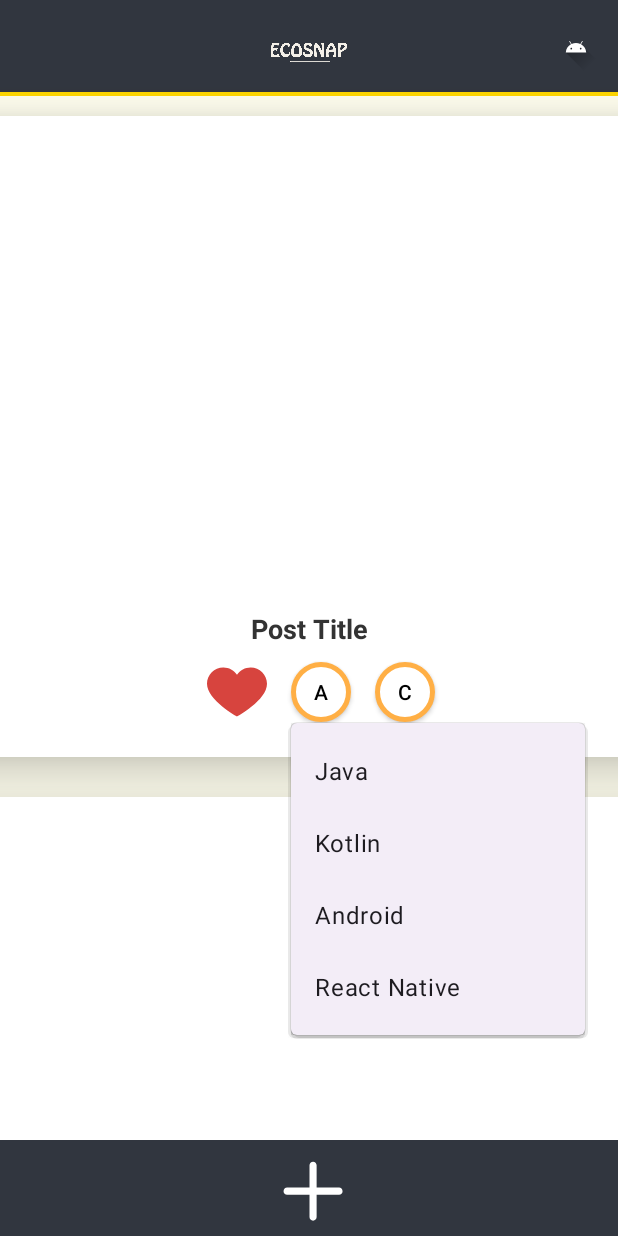
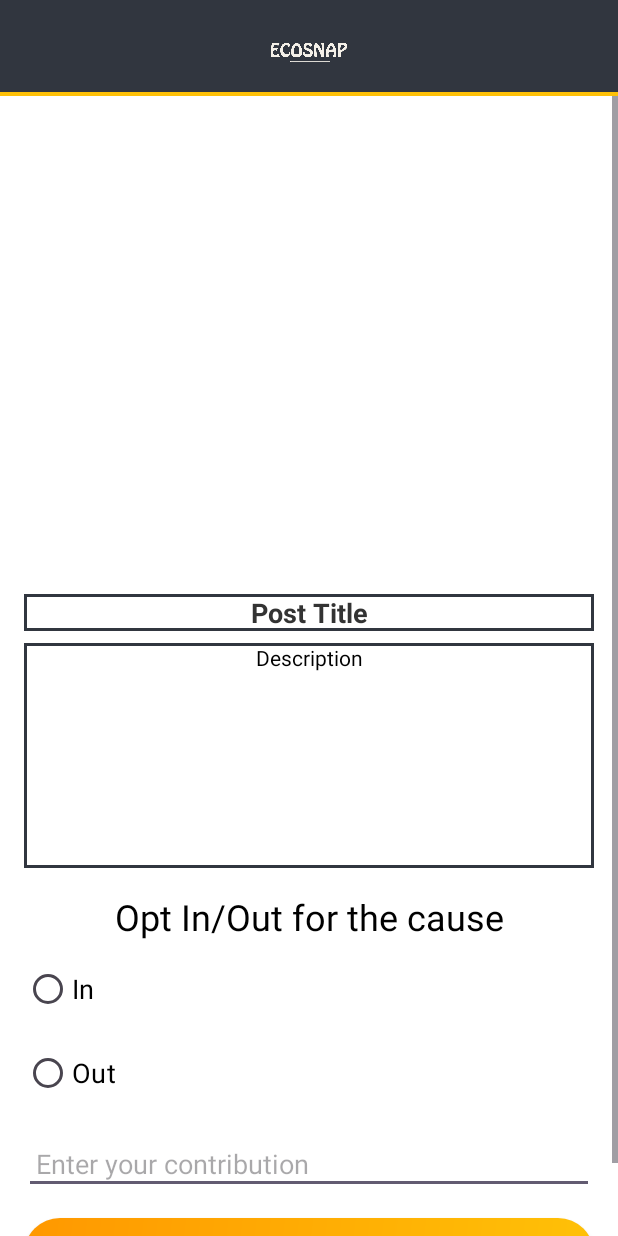
Before and after one commit to YashaswiNayak/EcoSnap, an Android app: the screen it shows after launch (MainActivity before the commit, Participate after it), after a tap on an icon or button, on a phone screen of 412 x 824 dp. Run offline under Robolectric (Android 15) with nearby library versions, the phone set to English and light mode, and no system bars; 1 other tap on this screen came first.

Commit message:
added new features

```diff
--- a/app/src/main/java/com/example/ecosnap/MainActivity.kt
+++ b/app/src/main/java/com/example/ecosnap/MainActivity.kt
@@ -1,5 +1,6 @@
 package com.example.ecosnap
 
+import android.content.Intent
 import android.os.Bundle
 import android.view.Gravity
 import android.view.Menu
@@ -25,7 +26,7 @@ class MainActivity : AppCompatActivity() {
             insets
         }
         val topToolbar = findViewById<Toolbar>(R.id.topToolbar)
-//        val bottomToolbar=findViewById<Toolbar>(R.id.bottomToolbar)
+        val newPost=findViewById<ImageButton>(R.id.newPost)
         val container:LinearLayout=findViewById(R.id.main)
         setSupportActionBar(topToolbar)
 
@@ -59,21 +60,19 @@ class MainActivity : AppCompatActivity() {
             }
             val actionButton=postLayout.findViewById<Button>(R.id.actionButton)
             actionButton.setOnClickListener {
-                val popupMenu = PopupMenu(this@MainActivity, actionButton)
-
-                // Inflating popup menu from popup_menu.xml file
-                popupMenu.menuInflater.inflate(R.menu.action_options, popupMenu.menu)
-                popupMenu.setOnMenuItemClickListener { menuItem ->
-                    // Toast message on menu item clicked
-                    Toast.makeText(this@MainActivity, "You Clicked " + menuItem.title, Toast.LENGTH_SHORT).show()
-                    true
-                }
-                // Showing the popup menu
-                popupMenu.show()
+                val participate = Intent(this, Participate::class.java)
+                startActivity(participate)
             }
 
             container.addView(postLayout)
         }
+        newPost.setOnClickListener{
+            val postCreation=Intent(this,PostCreation::class.java).apply {
+
+            }
+            startActivity(postCreation)
+        }
+
     }
 
     override fun onCreateOptionsMenu(menu: Menu?): Boolean {
--- /dev/null
+++ b/app/src/main/java/com/example/ecosnap/Participate.kt
@@ -0,0 +1,20 @@
+package com.example.ecosnap
+
+import android.os.Bundle
+import androidx.activity.enableEdgeToEdge
+import androidx.appcompat.app.AppCompatActivity
+import androidx.core.view.ViewCompat
+import androidx.core.view.WindowInsetsCompat
+
+class Participate:AppCompatActivity() {
+    override fun onCreate(savedInstanceState: Bundle?) {
+        super.onCreate(savedInstanceState)
+        enableEdgeToEdge()
+        setContentView(R.layout.participate)
+        ViewCompat.setOnApplyWindowInsetsListener(findViewById(R.id.participate)) { v, insets ->
+            val systemBars = insets.getInsets(WindowInsetsCompat.Type.systemBars())
+            v.setPadding(systemBars.left, systemBars.top, systemBars.right, systemBars.bottom)
+            insets
+        }
+    }
+}
--- /dev/null
+++ b/app/src/main/res/drawable/create_post_button_design.xml
@@ -0,0 +1,15 @@
+<?xml version="1.0" encoding="utf-8"?>
+<layer-list xmlns:android="http://schemas.android.com/apk/res/android">
+
+    <item>
+        <shape android:shape="rectangle">
+            <gradient
+                android:angle="135"
+                android:startColor="#FFC107"
+                android:endColor="#FF9800"
+                android:type="linear" />
+            <corners android:radius="24dp" />
+        </shape>
+
+    </item>
+</layer-list>
--- /dev/null
+++ b/app/src/main/res/drawable/edittext_border.xml
@@ -0,0 +1,8 @@
+<?xml version="1.0" encoding="utf-8"?>
+<shape xmlns:android="http://schemas.android.com/apk/res/android"
+    android:shape="rectangle">
+    <solid android:color="#FFFFFF" /> <!-- Background color of the EditText -->
+    <stroke
+        android:width="2dp" android:color="@color/light_black" />
+    <corners android:radius="0dp" /> <!-- Corner radius of the border -->
+</shape>
--- a/app/src/main/res/drawable/post_plus.xml
+++ b/app/src/main/res/drawable/post_plus.xml
@@ -1,6 +1,6 @@
 <vector
-    android:width="70dp"
-    android:height="70dp"
+    android:width="50dp"
+    android:height="50dp"
     android:viewportWidth="412.735"
     android:viewportHeight="412.735"
     xmlns:android="http://schemas.android.com/apk/res/android">
--- a/app/src/main/res/layout/activity_main.xml
+++ b/app/src/main/res/layout/activity_main.xml
@@ -2,11 +2,32 @@
 <RelativeLayout xmlns:android="http://schemas.android.com/apk/res/android"
     xmlns:tools="http://schemas.android.com/tools"
     android:layout_width="match_parent"
+    android:fitsSystemWindows="true"
     android:layout_height="match_parent">
+
+
+    <androidx.appcompat.widget.Toolbar
+        android:id="@+id/topToolbar"
+        android:layout_width="match_parent"
+        android:layout_height="?attr/actionBarSize"
+        android:background="@drawable/toolbar_border"
+        android:minHeight="?attr/actionBarSize"
+        android:theme="?attr/actionBarTheme">
+
+        <ImageView
+            android:layout_width="200dp"
+            android:layout_height="?attr/actionBarSize"
+            android:layout_gravity="center"
+            android:src="@drawable/ecosnap_transparent_final"
+            android:contentDescription="@string/logo" />
+    </androidx.appcompat.widget.Toolbar>
 
     <ScrollView
         android:layout_width="match_parent"
         android:layout_height="match_parent"
+        android:layout_above="@id/bottomToolbar"
+        android:layout_below="@+id/topToolbar"
+        android:id="@+id/scroll_view"
         android:background="@color/cream">
 
         <LinearLayout
@@ -21,21 +42,7 @@
                 android:layout_width="match_parent"
                 android:layout_height="wrap_content">
 
-                <androidx.appcompat.widget.Toolbar
-                    android:id="@+id/topToolbar"
-                    android:layout_width="match_parent"
-                    android:layout_height="?attr/actionBarSize"
-                    android:background="@drawable/toolbar_border"
-                    android:minHeight="?attr/actionBarSize"
-                    android:theme="?attr/actionBarTheme">
 
-                    <ImageView
-                        android:layout_width="200dp"
-                        android:layout_height="?attr/actionBarSize"
-                        android:layout_gravity="center"
-                        android:src="@drawable/ecosnap_transparent_final"
-                        android:contentDescription="@string/logo" />
-                </androidx.appcompat.widget.Toolbar>
             </com.google.android.material.appbar.AppBarLayout>
 
             <!-- Content Area -->
@@ -46,12 +53,12 @@
     <com.google.android.material.appbar.AppBarLayout
         android:layout_width="match_parent"
         android:layout_height="wrap_content"
+        android:id="@+id/bottomToolbar"
         android:layout_alignParentBottom="true">
 
         <androidx.appcompat.widget.Toolbar
-            android:id="@+id/bottomToolbar"
             android:layout_width="match_parent"
-            android:layout_height="?attr/actionBarSize"
+            android:layout_height="50dp"
             android:background="@color/light_black"
             android:minHeight="?attr/actionBarSize"
             android:theme="?attr/actionBarTheme" >
@@ -60,7 +67,9 @@
                 android:background="@color/light_black"
                 android:layout_width="50dp"
                 android:layout_height="50dp"
-                android:src="@drawable/post_plus"/>
+                android:src="@drawable/post_plus"
+                android:id="@+id/newPost"
+                android:contentDescription="@string/todo" />
         </androidx.appcompat.widget.Toolbar>
     </com.google.android.material.appbar.AppBarLayout>
 
--- /dev/null
+++ b/app/src/main/res/layout/participate.xml
@@ -0,0 +1,134 @@
+<?xml version="1.0" encoding="utf-8"?>
+<RelativeLayout xmlns:android="http://schemas.android.com/apk/res/android"
+    android:id="@+id/participate"
+    android:fitsSystemWindows="true"
+    android:layout_width="match_parent"
+    android:layout_height="match_parent"
+    android:background="@color/white">
+
+    <!-- Top Toolbar -->
+    <androidx.appcompat.widget.Toolbar
+        android:id="@+id/topToolbar"
+        android:layout_width="match_parent"
+        android:layout_height="?attr/actionBarSize"
+        android:background="@drawable/toolbar_border"
+        android:minHeight="?attr/actionBarSize"
+        android:theme="?attr/actionBarTheme">
+
+        <ImageView
+            android:layout_width="200dp"
+            android:layout_height="?attr/actionBarSize"
+            android:layout_gravity="center"
+            android:src="@drawable/ecosnap_transparent_final"
+            android:contentDescription="@string/logo" />
+    </androidx.appcompat.widget.Toolbar>
+
+    <!-- Content Layout -->
+    <ScrollView
+        android:layout_width="match_parent"
+        android:layout_height="match_parent"
+        android:layout_below="@+id/topToolbar">
+        <LinearLayout
+            android:layout_width="match_parent"
+            android:layout_height="wrap_content"
+            android:orientation="vertical"
+            android:padding="16dp">
+
+            <!-- Post Image -->
+            <ImageView
+                android:id="@+id/postImage"
+                android:layout_width="match_parent"
+                android:layout_height="300dp"
+                android:scaleType="centerCrop"
+                android:contentDescription="@string/posts" />
+
+            <!-- Title -->
+            <TextView
+                android:id="@+id/title"
+                android:layout_width="match_parent"
+                android:background="@drawable/edittext_border"
+                android:layout_height="wrap_content"
+                android:layout_marginTop="16dp"
+                android:text="@string/post_title"
+                android:textSize="18sp"
+                android:textColor="@color/dark_grey"
+                android:textStyle="bold"
+                android:textAlignment="center"/>
+
+            <!-- Description -->
+            <TextView
+                android:id="@+id/description"
+                android:layout_width="match_parent"
+                android:background="@drawable/edittext_border"
+                android:layout_height="150dp"
+                android:layout_marginTop="8dp"
+                android:textAlignment="center"
+                android:text="@string/description"
+                android:textColor="@color/black"/>
+
+            <!-- Opt In/Out Title -->
+            <TextView
+                android:id="@+id/choice"
+                android:layout_width="match_parent"
+                android:layout_height="wrap_content"
+                android:layout_marginTop="16dp"
+                android:textAlignment="center"
+                android:text="@string/opt_in_out_for_the_cause"
+                android:textSize="24sp"
+                android:textColor="@color/black" />
+
+            <!-- RadioGroup -->
+            <RadioGroup
+                android:id="@+id/radioGroup1"
+                android:layout_width="match_parent"
+                android:layout_height="wrap_content"
+                android:paddingTop="8dp">
+
+                <RadioButton
+                    android:id="@+id/radioButton1"
+                    android:layout_width="wrap_content"
+                    android:layout_height="wrap_content"
+                    android:text="@string/in"
+                    android:textSize="18sp"
+                    android:textColor="@color/black" />
+
+                <RadioButton
+                    android:id="@+id/radioButton2"
+                    android:layout_width="wrap_content"
+                    android:layout_height="wrap_content"
+                    android:text="@string/out"
+                    android:textSize="18sp"
+                    android:textColor="@color/black"
+                    android:layout_marginTop="8dp" />
+            </RadioGroup>
+
+            <!-- Contribution EditText -->
+            <EditText
+                android:id="@+id/amount"
+                android:layout_width="match_parent"
+                android:layout_height="wrap_content"
+                android:layout_marginTop="16dp"
+                android:padding="8dp"
+                android:hint="@string/enter_your_contribution"
+                android:textSize="18sp"
+                android:textColor="@color/black"
+                android:inputType="number"
+                android:digits="0123456789" />
+
+            <!-- Donate Button -->
+            <androidx.appcompat.widget.AppCompatButton
+                android:id="@+id/donate"
+                android:layout_width="match_parent"
+                android:layout_height="wrap_content"
+                android:layout_marginTop="16dp"
+                android:text="@string/donate"
+                android:textSize="18sp"
+                android:textColor="@color/white"
+                android:background="@drawable/create_post_button_design" />
+
+        </LinearLayout>
+
+    </ScrollView>
+
+
+</RelativeLayout>
--- a/app/src/main/res/layout/post.xml
+++ b/app/src/main/res/layout/post.xml
@@ -3,6 +3,7 @@
     android:layout_width="match_parent"
     android:layout_height="wrap_content"
     android:orientation="vertical"
+    android:id="@+id/post"
     android:elevation="20dp"
     android:background="@color/white"
     android:padding="16dp">
@@ -40,8 +41,8 @@
         <!-- Comment button -->
         <ImageButton
             android:id="@+id/likeButton"
-            android:layout_width="40dp"
-            android:layout_height="40dp"
+            android:layout_width="50dp"
+            android:layout_height="50dp"
             android:layout_marginStart="16dp"
             android:background="@color/white"
             android:contentDescription="@string/likebutton"
@@ -50,8 +51,8 @@
 
         <androidx.appcompat.widget.AppCompatButton
             android:id="@+id/actionButton"
-            android:layout_width="40dp"
-            android:layout_height="40dp"
+            android:layout_width="50dp"
+            android:layout_height="50dp"
             android:background="@drawable/circular_button"
             android:layout_marginStart="16dp"
             android:text="@string/action"
@@ -59,8 +60,8 @@
 
         <androidx.appcompat.widget.AppCompatButton
             android:id="@+id/commentButton"
-            android:layout_width="40dp"
-            android:layout_height="40dp"
+            android:layout_width="50dp"
+            android:layout_height="50dp"
             android:background="@drawable/circular_button"
             android:layout_marginStart="16dp"
             android:text="@string/comment"
--- a/app/src/main/res/values/colors.xml
+++ b/app/src/main/res/values/colors.xml
@@ -6,7 +6,7 @@
     <color name="light_black">#31363F</color>
     <color name="pale_blue">#7AA2E3</color>
     <color name="navy_blue">#000080</color>
-    <color name="gold">#FFD700</color>
+    <color name="gold">#FFC107</color>
     <color name="orange">#FFAF45</color>
     <color name="pale_green">#007F73</color>
     <color name="light_grey">#F5F5F5</color>
--- a/app/src/main/res/values/strings.xml
+++ b/app/src/main/res/values/strings.xml
@@ -12,4 +12,10 @@
     <string name="title">Title</string>
     <string name="description">Description</string>
     <string name="likebutton">likeButton</string>
+    <string name="todo">TODO</string>
+    <string name="enter_your_contribution">Enter your contribution</string>
+    <string name="opt_in_out_for_the_cause">Opt In/Out for the cause</string>
+    <string name="out">Out</string>
+    <string name="in">In</string>
+    <string name="donate">Donate</string>
 </resources>
```
Also changed, not shown: app/src/main/AndroidManifest.xml (+8 -1 lines), app/src/main/java/com/example/ecosnap/PostCreation.kt (added, +69 -0 lines), app/src/main/res/layout/post_creation.xml (added, +109 -0 lines), app/src/main/res/drawable/folder.png (added), app/src/main/res/drawable/folder__1_.png (added).
